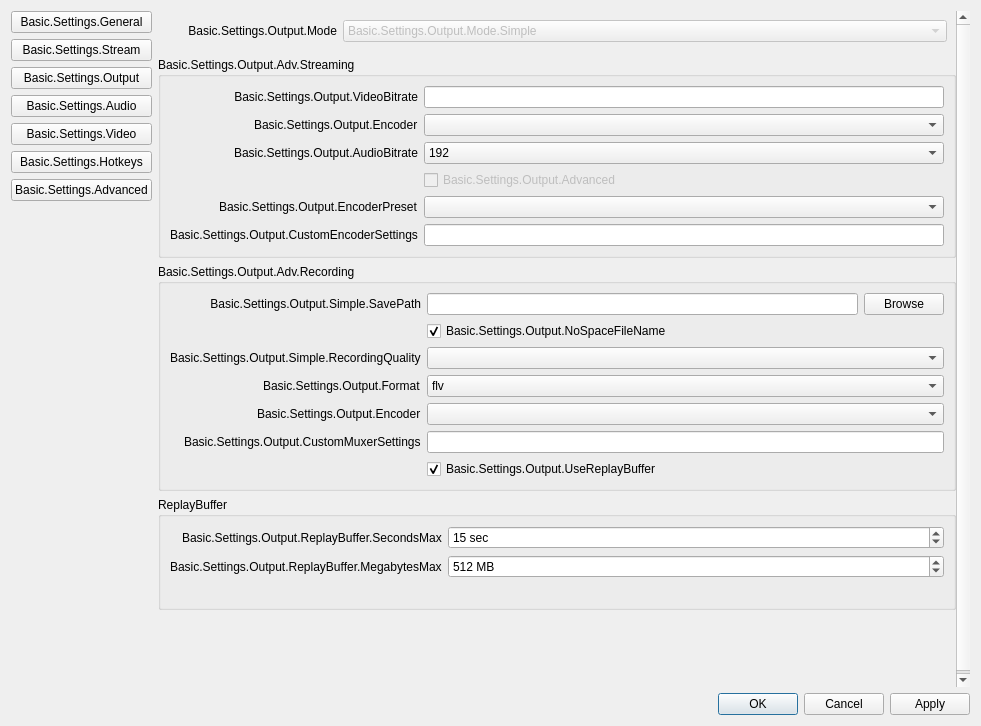
Before: the Qt Designer form vendor_skins/Wowza/UI/forms/OBSBasicSettings.ui in CoSMoSoftware/OBS-studio-webrtc, drawn with Qt 5.
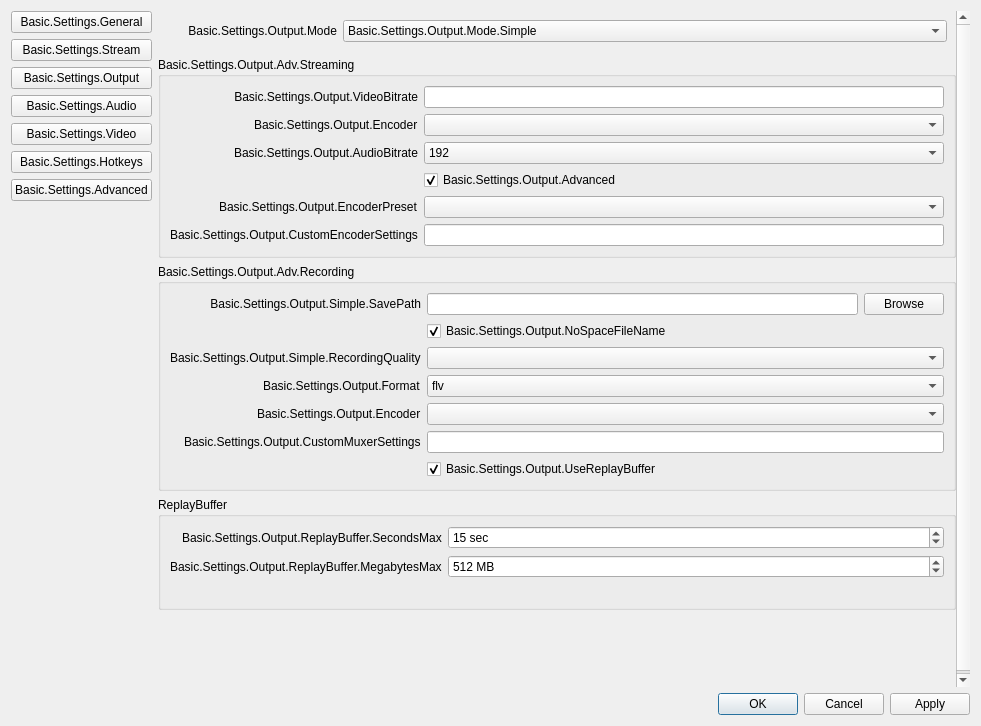
After: the same form once the commit is applied. The open tabs and pages were chosen to show the change. Icons and pictures are not drawn. Custom widgets are drawn as their Qt base class.

```diff
--- a/vendor_skins/Wowza/UI/forms/OBSBasicSettings.ui
+++ b/vendor_skins/Wowza/UI/forms/OBSBasicSettings.ui
@@ -1592,7 +1592,7 @@
                    <bool>false</bool>
                   </property>
                   <property name="enabled">
-                   <bool>false</bool>
+                   <bool>true</bool>
                   </property>
                   <property name="sizePolicy">
                    <sizepolicy hsizetype="Expanding" vsizetype="Fixed">
@@ -1766,14 +1766,8 @@
                       <property name="text">
                        <string>Basic.Settings.Output.Advanced</string>
                       </property>
-                      <property name="visible">
-                       <bool>false</bool>
-                      </property>
-                      <property name="enabled">
-                       <bool>false</bool>
-                      </property>
                       <property name="checked">
-                       <bool>false</bool>
+                       <bool>true</bool>
                       </property>
                      </widget>
                     </item>
```
Left out of the diff: 40 changed lines with no effect on the pictures.
